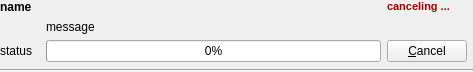
First picture: the form in plugins/imagingfcs/qfrdrimagingfcsthreadprogress.ui, repository jkriege2/QuickFit3, before the edit.
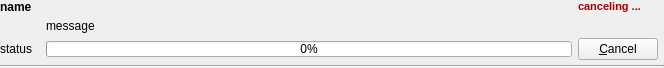
Second picture: the form after the edit. Icons and pictures are not drawn.

```diff
--- a/plugins/imagingfcs/qfrdrimagingfcsthreadprogress.ui
+++ b/plugins/imagingfcs/qfrdrimagingfcsthreadprogress.ui
@@ -6,8 +6,8 @@
    <rect>
     <x>0</x>
     <y>0</y>
-    <width>473</width>
-    <height>72</height>
+    <width>664</width>
+    <height>68</height>
    </rect>
   </property>
   <property name="maximumSize">
@@ -21,13 +21,19 @@
   </property>
   <layout class="QGridLayout" name="gridLayout" columnstretch="0,0,0,0">
    <property name="verticalSpacing">
-    <number>3</number>
+    <number>2</number>
    </property>
    <property name="margin">
     <number>0</number>
    </property>
    <item row="3" column="1">
     <widget class="QProgressBar" name="progressBar">
+     <property name="maximumSize">
+      <size>
+       <width>16777215</width>
+       <height>16</height>
+      </size>
+     </property>
      <property name="value">
       <number>0</number>
      </property>
@@ -61,6 +67,12 @@
      <property name="text">
       <string>name</string>
      </property>
+     <property name="wordWrap">
+      <bool>true</bool>
+     </property>
+     <property name="textInteractionFlags">
+      <set>Qt::LinksAccessibleByMouse|Qt::TextSelectableByKeyboard|Qt::TextSelectableByMouse</set>
+     </property>
     </widget>
    </item>
    <item row="2" column="1" colspan="3">
```
Left out of the diff: 2 changed lines with no effect on the pictures.
